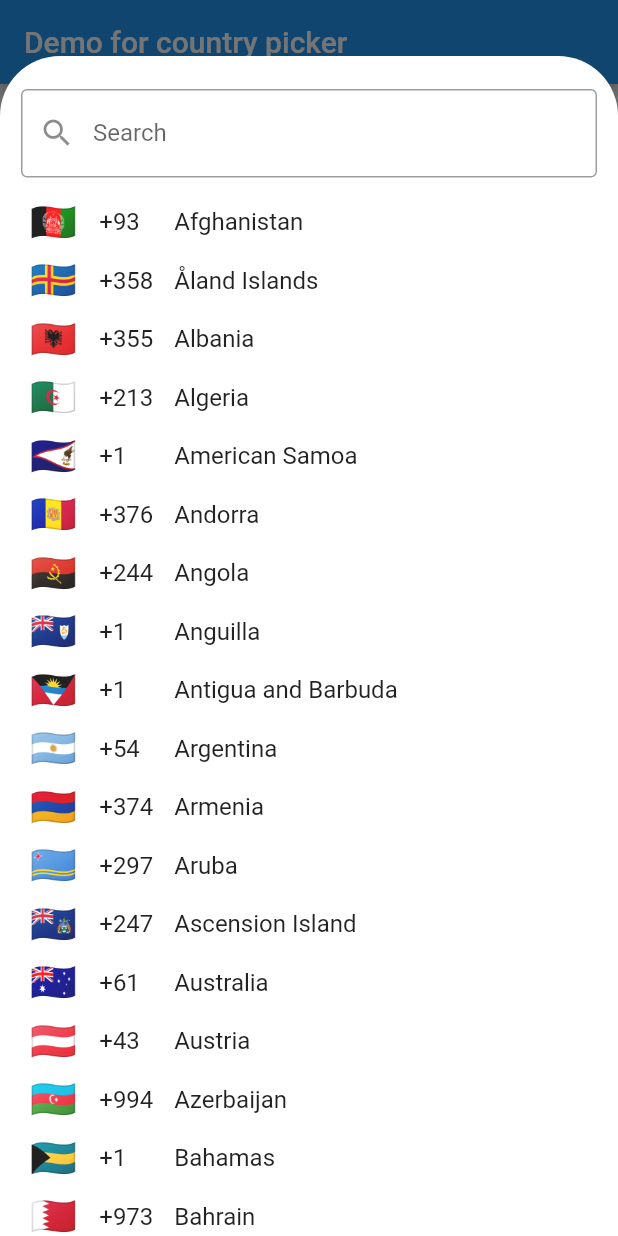
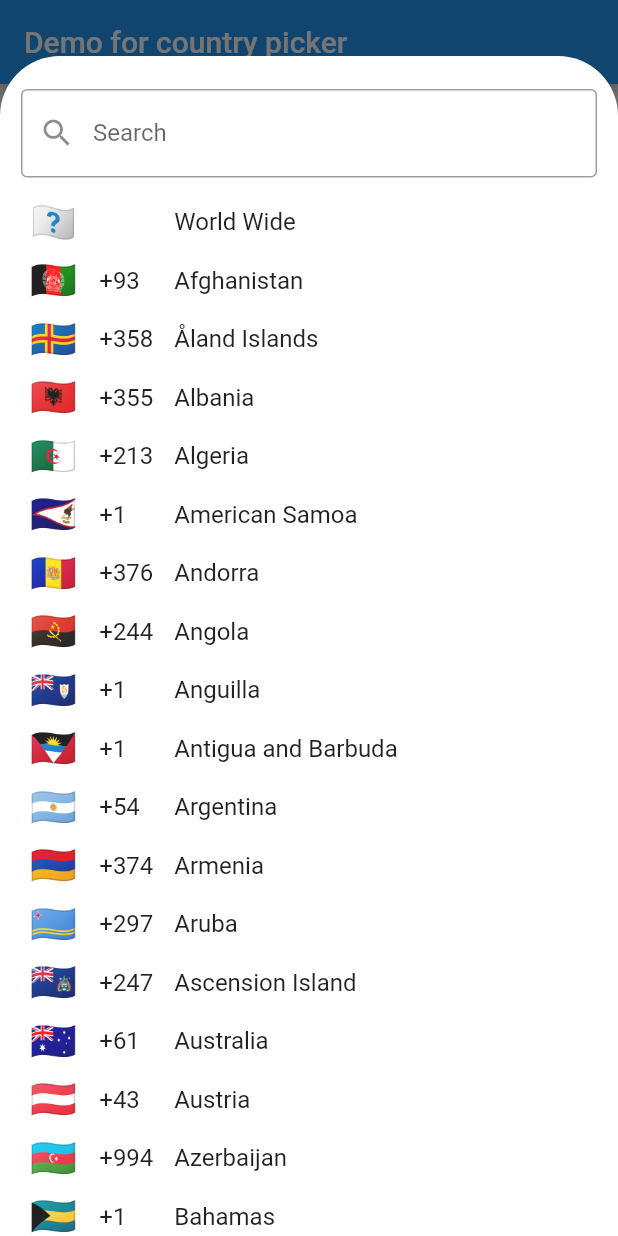
Before and after one commit to Daniel-Ioannou/flutter_country_picker, a Flutter app: the screen it shows after launch, after a tap on "Show country picker", on a phone screen of 412 x 824 dp. Run offline on Flutter 3.47's test engine with Material 2 defaults, Android fonts, the phone set to English and light mode, and no system bars.

Commit message:
added world wide option

```diff
--- a/example/lib/main.dart
+++ b/example/lib/main.dart
@@ -82,6 +82,7 @@ class HomePage extends StatelessWidget {
                   ),
                 ),
               ),
+              showWorldWide: true,
             );
           },
           child: const Text('Show country picker'),
--- a/lib/country_picker.dart
+++ b/lib/country_picker.dart
@@ -41,6 +41,7 @@ void showCountryPicker({
   bool showPhoneCode = false,
   CountryListThemeData? countryListTheme,
   bool searchAutofocus = false,
+  bool showWorldWide = false,
 }) {
   assert(exclude == null || countryFilter == null,
       'Cannot provide both exclude and countryFilter');
@@ -53,5 +54,6 @@ void showCountryPicker({
     showPhoneCode: showPhoneCode,
     countryListTheme: countryListTheme,
     searchAutofocus: searchAutofocus,
+    showWorldWide: showWorldWide,
   );
 }
--- a/lib/src/country.dart
+++ b/lib/src/country.dart
@@ -6,6 +6,20 @@ import 'country_localizations.dart';
 ///The country Model that has all the country
 ///information needed from the [country_picker]
 class Country {
+  static Country worldWide = Country(
+    phoneCode: "",
+    countryCode: "WW",
+    e164Sc: -1,
+    geographic: false,
+    level: -1,
+    name: "World Wide",
+    example: "",
+    displayName: "World Wide (WW)",
+    fullExampleWithPlusSign: "",
+    displayNameNoCountryCode: "World Wide (WW)",
+    e164Key: "",
+  );
+
   ///The country phone code
   final String phoneCode;
 
--- a/lib/src/country_list_bottom_sheet.dart
+++ b/lib/src/country_list_bottom_sheet.dart
@@ -13,6 +13,7 @@ void showCountryListBottomSheet({
   bool showPhoneCode = false,
   CountryListThemeData? countryListTheme,
   bool searchAutofocus = false,
+  bool showWorldWide = false,
 }) {
   showModalBottomSheet(
     context: context,
@@ -26,6 +27,7 @@ void showCountryListBottomSheet({
       showPhoneCode,
       countryListTheme,
       searchAutofocus,
+      showWorldWide,
     ),
   ).whenComplete(() {
     if (onClosed != null) onClosed();
@@ -40,6 +42,7 @@ Widget _builder(
   bool showPhoneCode,
   CountryListThemeData? countryListTheme,
   bool searchAutofocus,
+  bool showWorldWide,
 ) {
   final device = MediaQuery.of(context).size.height;
   final statusBarHeight = MediaQuery.of(context).padding.top;
@@ -74,6 +77,7 @@ Widget _builder(
       showPhoneCode: showPhoneCode,
       countryListTheme: countryListTheme,
       searchAutofocus: searchAutofocus,
+      showWorldWide: showWorldWide,
     ),
   );
 }
--- a/lib/src/country_list_view.dart
+++ b/lib/src/country_list_view.dart
@@ -31,6 +31,9 @@ class CountryListView extends StatefulWidget {
   /// An optional argument for initially expanding virtual keyboard
   final bool searchAutofocus;
 
+  /// An optional argument for showing "World Wide" option at the beginning of the list
+  final bool showWorldWide;
+
   const CountryListView({
     Key? key,
     required this.onSelect,
@@ -39,6 +42,7 @@ class CountryListView extends StatefulWidget {
     this.showPhoneCode = false,
     this.countryListTheme,
     this.searchAutofocus = false,
+    this.showWorldWide = false,
   })  : assert(exclude == null || countryFilter == null,
             'Cannot provide both exclude and countryFilter'),
         super(key: key);
@@ -76,6 +80,9 @@ class _CountryListViewState extends State<CountryListView> {
     }
 
     _filteredList = <Country>[];
+    if (widget.showWorldWide) {
+      _filteredList.add(Country.worldWide);
+    }
     _filteredList.addAll(_countryList);
 
     _searchAutofocus = widget.searchAutofocus;
@@ -158,7 +165,7 @@ class _CountryListViewState extends State<CountryListView> {
                 SizedBox(
                   width: 45,
                   child: Text(
-                    '${isRtl ? '' : '+'}${country.phoneCode}${isRtl ? '+' : ''}',
+                    (country.countryCode == Country.worldWide.countryCode) ? "" : '${isRtl ? '' : '+'}${country.phoneCode}${isRtl ? '+' : ''}',
                     style: _textStyle,
                   ),
                 ),
--- a/lib/src/res/strings/tr.dart
+++ b/lib/src/res/strings/tr.dart
@@ -233,7 +233,7 @@ Map<String, String> tr = {
   "UA": "Ukrayna",
   "AE": "Birleşik Arap Emirlikleri",
   "GB": "Birleşik Krallık",
-  "ABD": "Amerika Birleşik Devletleri",
+  "US": "Amerika Birleşik Devletleri",
   "UY": "Uruguay",
   "UZ": "Özbekistan",
   "VU": "Vanuatu",
```
Also changed, not shown: example/pubspec.lock, pubspec.lock.
